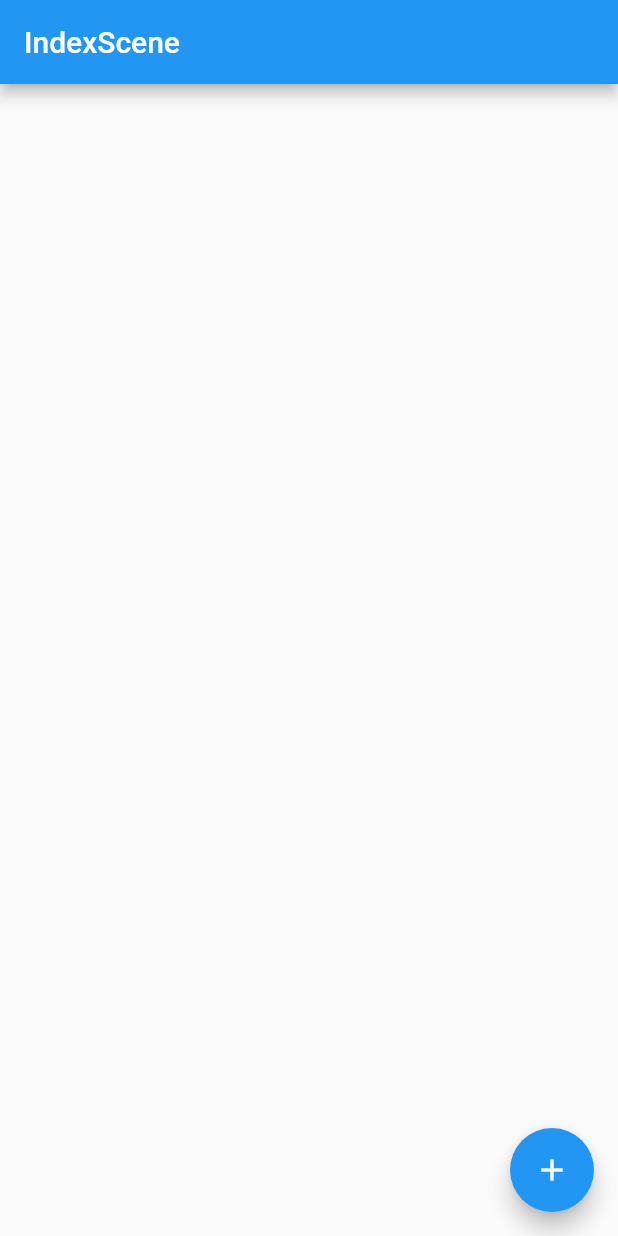
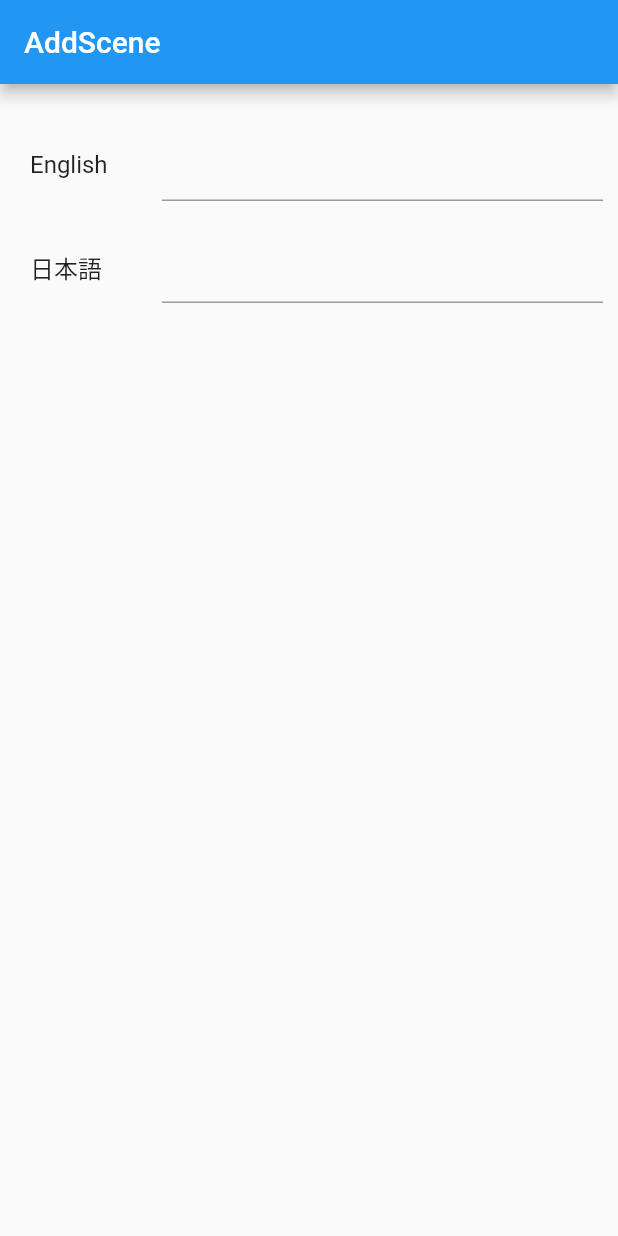
Before and after one commit to noam1813/Eitango-kun, a Flutter app: the screen it shows after launch, on a phone screen of 412 x 824 dp. Run offline on Flutter 3.47's test engine with Material 2 defaults, Android fonts, the phone set to English and light mode, and no system bars.

Commit message:
入力フォームのみを表示するAddページの作成

```diff
--- a/lib/source/app.dart
+++ b/lib/source/app.dart
@@ -1,3 +1,4 @@
+import 'package:eitango_kun/source/screens/add_screen.dart';
 import 'package:eitango_kun/source/screens/index_screen.dart';
 import 'package:flutter/material.dart';
 class App extends StatelessWidget{
@@ -5,7 +6,7 @@ class App extends StatelessWidget{
   Widget build(BuildContext context){
     return MaterialApp(
       debugShowCheckedModeBanner: false,
-      home: IndexScreen(),
+      home: AddScreen(),
     );
   }
 }
--- /dev/null
+++ b/lib/source/components/nh_input_field.dart
@@ -0,0 +1,26 @@
+import 'package:flutter/material.dart';
+
+class NHInputField extends StatelessWidget {
+  const NHInputField({required this.labelName, Key? key}) : super(key: key);
+  final String labelName;
+
+  @override
+  Widget build(BuildContext context) {
+    return Row(
+      children: [
+        Expanded(
+            flex: 1,
+            child: Padding(
+              padding: const EdgeInsets.all(10),
+              child: Text(
+                labelName,
+                style: const TextStyle(
+                  fontSize: 16,
+                ),
+              ),
+            )),
+        const Expanded(flex: 3, child: TextField()),
+      ],
+    );
+  }
+}
--- /dev/null
+++ b/lib/source/screens/add_screen.dart
@@ -0,0 +1,55 @@
+import 'package:eitango_kun/source/components/nh_input_field.dart';
+import 'package:flutter/material.dart';
+
+class AddScreen extends StatefulWidget {
+  const AddScreen({Key? key}) : super(key: key);
+
+  @override
+  State<AddScreen> createState() => _AddScreenState();
+}
+
+class _AddScreenState extends State<AddScreen> {
+  @override
+  Widget build(BuildContext context) {
+    return Scaffold(
+      appBar: AppBar(
+        title: Text('AddScene'),
+      ),
+      body: Container(
+        child: Padding(
+          padding: const EdgeInsets.all(10.0),
+          child: Column(
+            children: [
+              Container(
+                height: 20,
+              ),
+              const NHInputField(labelName: 'English'),
+              Container(
+                height: 20,
+              ),
+              const NHInputField(labelName: '日本語'),
+              // Padding(
+              //   padding: const EdgeInsets.all(60),
+              //   child: Row(
+              //     children: [
+              //       Expanded(
+              //           flex: 3,
+              //           child: OutlinedButton(
+              //               onPressed: () {}, child: Text('キャンセル'))),
+              //       Spacer(
+              //         flex: 1,
+              //       ),
+              //       Expanded(
+              //           flex: 3,
+              //           child:
+              //               ElevatedButton(onPressed: () {}, child: Text('保存'))),
+              //     ],
+              //   ),
+              // )
+            ],
+          ),
+        ),
+      ),
+    );
+  }
+}
```
